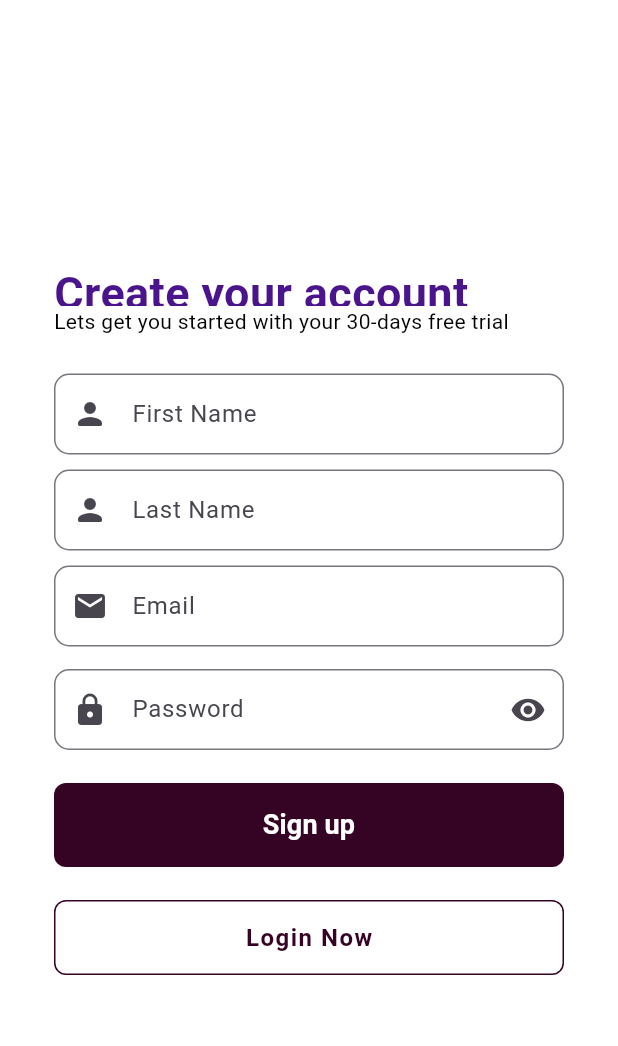
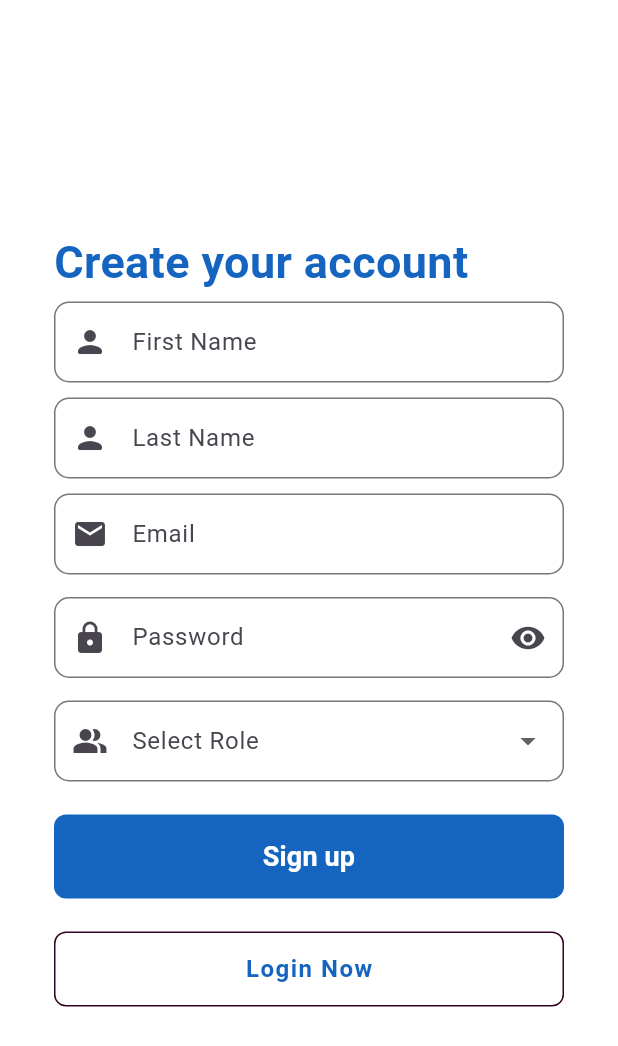
Before and after one commit to dhafer123/iot_app, a Flutter app: the screen it shows after launch, after a tap on "SignUp", on a phone screen of 412 x 824 dp. Shown: the top 1046 px of the screen. Run offline on Flutter 3.47's test engine with Material 3 defaults, Android fonts, the phone set to English and light mode, and no system bars; our stand-ins replace animated_splash_screen, lottie; Roboto replaces fonts that are missing (Montserrat, poppins).

Commit message:
fixed pages

```diff
--- a/iot_app/lib/sign_in_page.dart
+++ b/iot_app/lib/sign_in_page.dart
@@ -32,23 +32,13 @@ class _login_screenState extends State<login_screen> {
                         'Welcome Back,',
                         style: TextStyle(
                             fontFamily: 'Montserrat',
-                            color: Colors.purple.shade900,
+                            color: Colors.blue[800],
                             fontSize: 35,
                             fontWeight: FontWeight.w600),
                       ),
                     ),
-                    SizedBox(
-                      height: 35,
-                      child: Text(
-                        'lets set off to the kingdom....',
-                        style: TextStyle(
-                            fontFamily: 'Montserrat',
-                            color: Colors.purple.shade900,
-                            fontSize: 14,
-                            fontWeight: FontWeight.w400),
-                      ),
-                    ),
-                    SizedBox(height: 2),
+
+                    SizedBox(height: 20),
                     TextField(
                       textInputAction: TextInputAction.next,
                       decoration: InputDecoration(
@@ -84,12 +74,12 @@ class _login_screenState extends State<login_screen> {
                     const SizedBox(height: 35),
                     Material(
                       borderRadius: BorderRadius.circular(8),
-                      color: Colors.purple[900],
+                      color: Colors.blue.shade800,
                       child: MaterialButton(
                         padding: EdgeInsets.fromLTRB(20, 15, 20, 15),
                         minWidth: MediaQuery.of(context).size.width,
                         onPressed: () {},
-                        child: const Text("Login",
+                        child: Text("Login",
                             textAlign: TextAlign.center,
                             style: TextStyle(
                                 fontSize: 20,
@@ -116,7 +106,7 @@ class _login_screenState extends State<login_screen> {
                             "SignUp",
                             style: TextStyle(
                                 fontFamily: 'poppins',
-                                color: Colors.purple.shade900,
+                                color: Colors.blue[800],
                                 fontWeight: FontWeight.w600,
                                 fontSize: 19),
                           ),
@@ -131,7 +121,7 @@ class _login_screenState extends State<login_screen> {
                         "OR",
                         style: TextStyle(
                           fontSize: 14,
-                          color: Colors.purple.shade900,
+                          color: Colors.blue[800],
                           fontWeight: FontWeight.w900,
                           fontStyle: FontStyle.normal,
                         ),
@@ -152,7 +142,7 @@ class _login_screenState extends State<login_screen> {
                           child: Container(
                             decoration: BoxDecoration(
                               border: Border.all(
-                                color: Colors.purple.shade900,
+                              color:Colors.black,
                               ),
                               borderRadius: BorderRadius.circular(8),
                             ),
@@ -163,7 +153,7 @@ class _login_screenState extends State<login_screen> {
                                   child: Text(
                                     'Sign In with Google',
                                     style: TextStyle(
-                                      color: Colors.purple.shade900,
+                                      color: Colors.blue.shade800,
                                       fontFamily: 'Montserrat',
                                       fontSize: 16,
                                       fontWeight: FontWeight.w600,
--- a/iot_app/lib/signup_screen.dart
+++ b/iot_app/lib/signup_screen.dart
@@ -1,6 +1,5 @@
 import 'package:flutter/material.dart';
-import 'package:iot_app/sign_in_page.dart';
-
+import 'package:iot_app/sign_in_page.dart'; // Ensure this import is correct
 
 class signup_screen extends StatefulWidget {
   const signup_screen({super.key});
@@ -10,8 +9,14 @@ class signup_screen extends StatefulWidget {
 }
 
 class _signup_screenState extends State<signup_screen> {
-  //This function is used for visibility of the user password characters
+  // This function is used for visibility of the user password characters
   bool _isObscure = true;
+
+  // Dropdown value
+  String? _selectedRole;
+
+  // Dropdown items
+  final List<String> _roles = ['Client', 'Responsable'];
 
   @override
   Widget build(BuildContext context) {
@@ -28,29 +33,17 @@ class _signup_screenState extends State<signup_screen> {
                 crossAxisAlignment: CrossAxisAlignment.start,
                 children: <Widget>[
                   SizedBox(
-                    height: 30,
                     child: Text(
                       'Create your account',
                       style: TextStyle(
                           fontFamily: 'poppins',
-                          color: Colors.purple.shade900,
+                          color: Colors.blue.shade800,
                           fontSize: 30,
                           fontWeight: FontWeight.w600),
                     ),
                   ),
-                  SizedBox(
-                    height: 30,
-                    child: Text(
-                      'Lets get you started with your 30-days free trial',
-                      style: TextStyle(
-                          fontFamily: 'poppins',
-                          color: Colors.black,
-                          fontSize: 14,
-                          fontWeight: FontWeight.w400),
-                    ),
-                  ),
                   // Here's the Path of the Login Form
-                  SizedBox(height: 15),
+                  SizedBox(height: 5),
                   TextField(
                     textInputAction: TextInputAction.next,
                     decoration: InputDecoration(
@@ -107,11 +100,34 @@ class _signup_screenState extends State<signup_screen> {
                           borderRadius: BorderRadius.circular(10),
                         ),
                       )),
-                  //SingUP Button
+                  SizedBox(height: 15),
+                  // Dropdown for selecting role
+                  DropdownButtonFormField<String>(
+                    value: _selectedRole,
+                    onChanged: (String? newValue) {
+                      setState(() {
+                        _selectedRole = newValue;
+                      });
+                    },
+                    decoration: InputDecoration(
+                      prefixIcon: Icon(Icons.people_alt),
+                      contentPadding: EdgeInsets.fromLTRB(20, 15, 20, 15),
+                      labelText: "Select Role",
+                      border: OutlineInputBorder(
+                        borderRadius: BorderRadius.circular(10),
+                      ),
+                    ),
+                    items: _roles.map<DropdownMenuItem<String>>((String value) {
+                      return DropdownMenuItem<String>(
+                        value: value,
+                        child: Text(value),
+                      );
+                    }).toList(),
+                  ),
                   SizedBox(height: 22),
                   Material(
                     borderRadius: BorderRadius.circular(8),
-                    color: Color.fromARGB(255, 53, 4, 36),
+                    color: Colors.blue.shade800,
                     child: MaterialButton(
                       padding: EdgeInsets.fromLTRB(20, 15, 20, 15),
                       minWidth: MediaQuery.of(context).size.width,
@@ -144,12 +160,12 @@ class _signup_screenState extends State<signup_screen> {
                         ),
                         child: Row(
                           mainAxisAlignment: MainAxisAlignment.center,
-                          children: const <Widget>[
+                          children:  <Widget>[
                             Center(
                               child: Text(
                                 'Login Now',
                                 style: TextStyle(
-                                  color: Color.fromARGB(255, 53, 4, 36),
+                                  color: Colors.blue[800],
                                   fontFamily: 'Montserrat',
                                   fontSize: 16,
                                   fontWeight: FontWeight.w600,
--- a/iot_app/lib/splash_screen.dart
+++ b/iot_app/lib/splash_screen.dart
@@ -19,7 +19,7 @@ class SplashScreen extends StatelessWidget {
     nextScreen: const login_screen(),
     splashIconSize: 400,
 
-    backgroundColor: const Color.fromARGB(255, 107, 159, 248),
+    backgroundColor: Colors.blue.shade800,
     );
   }
 }
```
